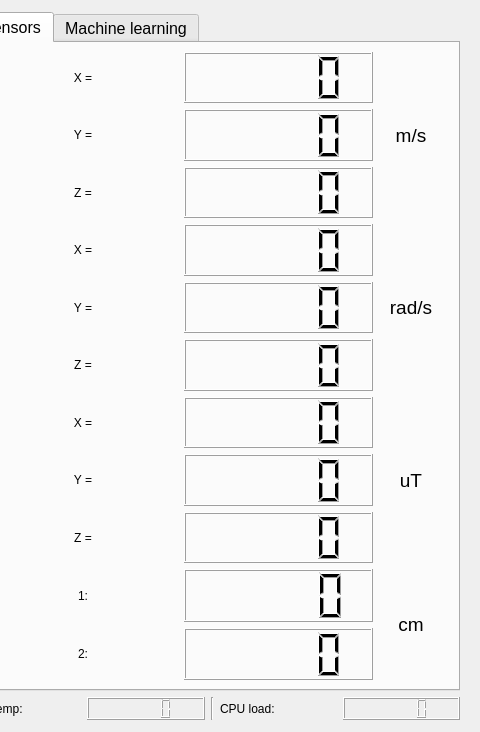
Qt form GUI/form.ui (Sapienza-Technology-2021/Socket-GUI) before a commit; both pictures show x 311 to 791 and y 0 to 732 of the 791 by 732 pixel window.
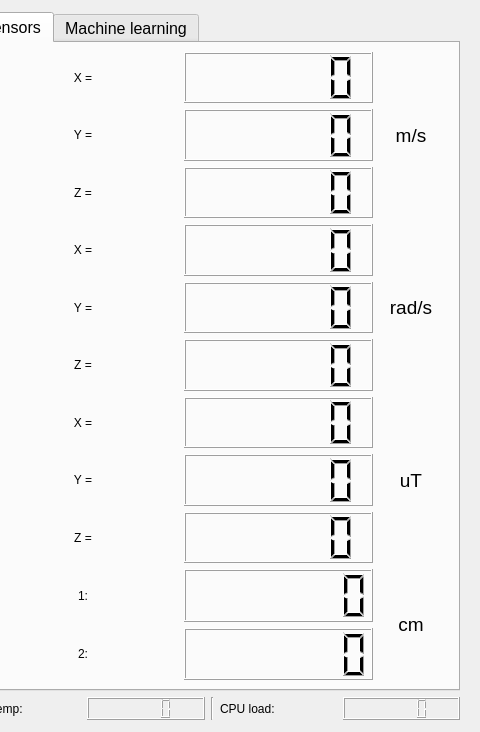
The same form after that commit. The open tabs and pages were chosen to show the change. Icons and pictures are not drawn.

```diff
--- a/GUI/form.ui
+++ b/GUI/form.ui
@@ -784,6 +784,9 @@
               <verstretch>0</verstretch>
              </sizepolicy>
             </property>
+            <property name="digitCount">
+             <number>7</number>
+            </property>
            </widget>
           </item>
           <item row="1" column="1">
@@ -794,6 +797,9 @@
               <verstretch>0</verstretch>
              </sizepolicy>
             </property>
+            <property name="digitCount">
+             <number>7</number>
+            </property>
            </widget>
           </item>
           <item row="0" column="0">
@@ -893,6 +899,9 @@
               <verstretch>0</verstretch>
              </sizepolicy>
             </property>
+            <property name="digitCount">
+             <number>6</number>
+            </property>
            </widget>
           </item>
           <item row="1" column="1">
@@ -903,6 +912,9 @@
               <verstretch>0</verstretch>
              </sizepolicy>
             </property>
+            <property name="digitCount">
+             <number>6</number>
+            </property>
            </widget>
           </item>
           <item row="2" column="0">
@@ -930,6 +942,9 @@
               <verstretch>0</verstretch>
              </sizepolicy>
             </property>
+            <property name="digitCount">
+             <number>6</number>
+            </property>
            </widget>
           </item>
          </layout>
@@ -995,6 +1010,9 @@
               <verstretch>0</verstretch>
              </sizepolicy>
             </property>
+            <property name="digitCount">
+             <number>6</number>
+            </property>
            </widget>
           </item>
           <item row="0" column="0">
@@ -1022,6 +1040,9 @@
               <verstretch>0</verstretch>
              </sizepolicy>
             </property>
+            <property name="digitCount">
+             <number>6</number>
+            </property>
            </widget>
           </item>
           <item row="1" column="0">
@@ -1066,6 +1087,9 @@
               <verstretch>0</verstretch>
              </sizepolicy>
             </property>
+            <property name="digitCount">
+             <number>6</number>
+            </property>
            </widget>
           </item>
          </layout>
@@ -1114,6 +1138,9 @@
               <verstretch>0</verstretch>
              </sizepolicy>
             </property>
+            <property name="digitCount">
+             <number>6</number>
+            </property>
            </widget>
           </item>
           <item row="0" column="1">
@@ -1124,6 +1151,9 @@
               <verstretch>0</verstretch>
              </sizepolicy>
             </property>
+            <property name="digitCount">
+             <number>6</number>
+            </property>
            </widget>
           </item>
           <item row="1" column="1">
@@ -1134,6 +1164,9 @@
               <verstretch>0</verstretch>
              </sizepolicy>
             </property>
+            <property name="digitCount">
+             <number>6</number>
+            </property>
            </widget>
           </item>
           <item row="0" column="0">
```
Left out of the diff: 2 changed lines with no effect on the pictures.
